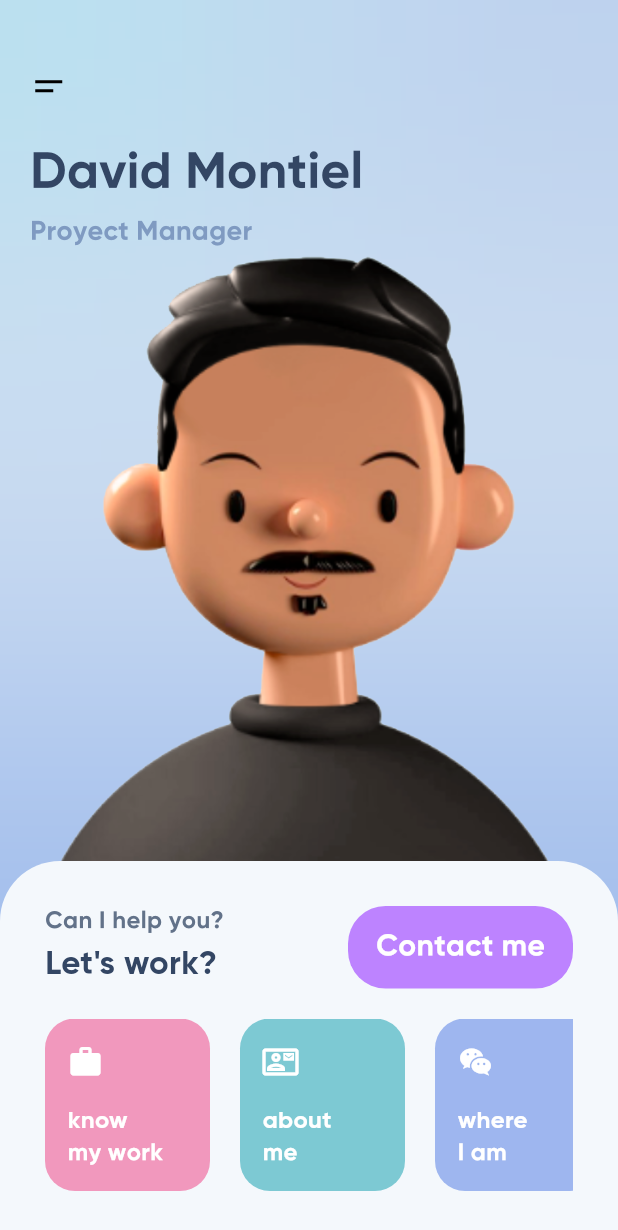
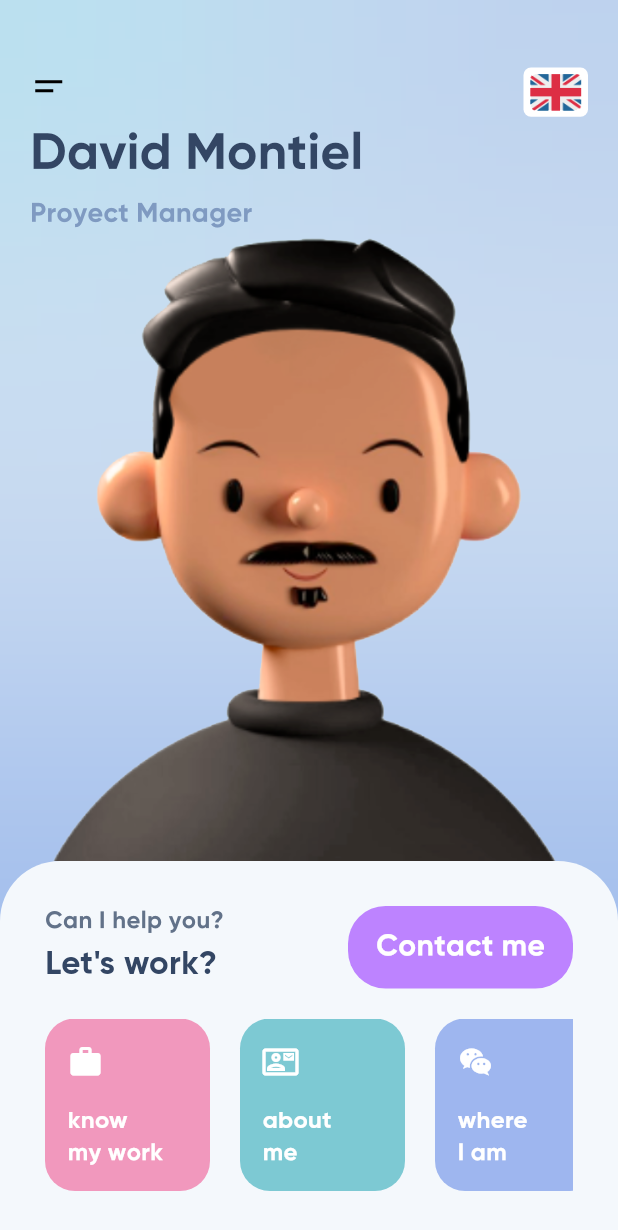
Before and after one commit to DaviMontiel/my-portfolio, a Flutter app: the screen it shows after launch, on a phone screen of 412 x 824 dp. Shown: the top 1230 px of the screen. Run offline on Flutter 3.47's test engine with Material 3 defaults, Android fonts, the phone set to English and light mode, and no system bars; our stand-ins replace shared_preferences; generated files the repository leaves out were written again.

```diff
--- /dev/null
+++ b/l10n.yaml
@@ -0,0 +1,3 @@
+arb-dir: lib/l10n
+template-arb-file: app_en.arb
+output-localization-file: app_localizations.dart
--- a/lib/main.dart
+++ b/lib/main.dart
@@ -1,10 +1,16 @@
+import 'package:david_portfolio_app/src/controller/language_controller.dart';
+import 'package:david_portfolio_app/src/model/preferences.dart';
 import 'package:flutter/material.dart';
 import 'package:flutter/services.dart';
 
 import 'package:david_portfolio_app/src/view/pages/welcome_page.dart';
 
-void main() {
+void main() async {
   WidgetsFlutterBinding.ensureInitialized();
+
+  // INIT
+  await preferences.init();
+  await languageController.init();
 
   // UP BAR TRANSPARENT
   SystemChrome.setSystemUIOverlayStyle(const SystemUiOverlayStyle(
@@ -26,8 +32,9 @@ class MyApp extends StatelessWidget {
 
   @override
   Widget build(BuildContext context) {
-    return MaterialApp(
-      title: 'Flutter Demo',
+    return ListenableBuilder(
+      listenable: languageController,
+      builder: (context, child) => MaterialApp(
         debugShowCheckedModeBanner: false,
         theme: ThemeData(
           colorScheme: ColorScheme.fromSeed(seedColor: Colors.deepPurple),
@@ -40,6 +47,7 @@ class MyApp extends StatelessWidget {
           ),
         ),
         home: const WelcomePage(),
+      ),
     );
   }
 }
--- a/lib/src/view/pages/main_page.dart
+++ b/lib/src/view/pages/main_page.dart
@@ -1,7 +1,8 @@
 import 'dart:ui';
 import 'package:david_portfolio_app/src/controller/external_controller.dart';
+import 'package:david_portfolio_app/src/controller/language_controller.dart';
 
-import 'package:david_portfolio_app/src/model/enums/about_me_section_enum.dart';
+import 'package:david_portfolio_app/src/view/pages/about_me/enums/about_me_section_enum.dart';
 import 'package:david_portfolio_app/src/view/pages/about_me_page.dart';
 import 'package:david_portfolio_app/src/view/widgets/pages/quit_go_back_drag.dart';
 import 'package:flutter/cupertino.dart';
@@ -16,18 +17,14 @@ class MainPage extends StatefulWidget {
 
 class _MainPageState extends State<MainPage> {
 
-  final List<String> jobTitles = [
-    'Multiplatform Developer',
-    'Proyect Manager',
-    'App Designer',
-  ];
-
   int currentIndex = 0;
   double opacity = 1.0;
+  late String currentLanguage;
 
 
   @override
   void initState() {
+    currentLanguage = languageController.locale.languageCode;
     super.initState();
 
     Future.delayed(const Duration(seconds: 3), _updateText);
@@ -37,8 +34,8 @@ class _MainPageState extends State<MainPage> {
     opacity = 0.0;
     _updateView();
 
-    Future.delayed(const Duration(seconds: 1), () {
-      currentIndex = (currentIndex + 1) % jobTitles.length;
+    Future.delayed(const Duration(milliseconds: 500), () {
+      currentIndex = (currentIndex + 1) % 3;
       opacity = 1.0;
 
       _updateView();
@@ -52,22 +49,28 @@ class _MainPageState extends State<MainPage> {
     final List<Map<String, dynamic>> links = [
       {
         'icon': Icons.work_outlined,
-        'text': ['know', 'my work'],
+        'text': [languageController.language.manPageText2_0, languageController.language.manPageText2_1],
         'color': const Color.fromRGBO(241, 152, 189, 1),
         'event': () => _openAboutSection(AboutMeSection.experience)
       },
       {
         'icon': Icons.quick_contacts_mail_outlined,
-        'text': ['about', 'me'],
+        'text': [languageController.language.manPageText3_0, languageController.language.manPageText3_1],
         'color': const Color.fromRGBO(125, 201, 211, 1),
         'event': () => _openAboutSection(AboutMeSection.hello)
       },
       {
         'icon': Icons.wechat_rounded,
-        'text': ['where', 'I am'],
+        'text': [languageController.language.manPageText4_0, languageController.language.manPageText4_1],
         'color': const Color.fromRGBO(158, 182, 239, 1),
         'event': () => _openAboutSection(AboutMeSection.hello)
       },
+    ];
+
+    List<String> jobTitles = [
+      languageController.language.job0,
+      languageController.language.job1,
+      languageController.language.job2,
     ];
 
     return Scaffold(
@@ -82,11 +85,15 @@ class _MainPageState extends State<MainPage> {
             crossAxisAlignment: CrossAxisAlignment.start,
             children: [
               Padding(
-                padding: const EdgeInsets.only(top: 45, left: 20),
+                padding: const EdgeInsets.only(top: 45, left: 20, right: 20),
                 child: Column(
                   crossAxisAlignment: CrossAxisAlignment.start,
                   children: [
                     // MENU BTN
+                    Row(
+                      crossAxisAlignment: CrossAxisAlignment.start,
+                      mainAxisAlignment: MainAxisAlignment.spaceBetween,
+                      children: [
                         GestureDetector(
                           onTap: () {
                             print('-- toca');
@@ -119,7 +126,39 @@ class _MainPageState extends State<MainPage> {
                           ),
                         ),
 
-                    const SizedBox( height: 25 ),
+                        PopupMenuButton<String>(
+                          menuPadding: EdgeInsets.zero,
+                          padding: EdgeInsets.zero,
+                          onSelected: (value) async {
+                            currentLanguage = value;
+                            await languageController.changeLanguage(value);
+
+                            setState(() {});
+                          },
+                          itemBuilder: (context) => languageController.getSupportedLocales().map((locale) {
+                            return PopupMenuItem<String>(
+                              value: locale.languageCode,
+                              child: Center(
+                                child: Image.asset(
+                                  'lib/assets/images/${locale.languageCode}_flag.png',
+                                  width: 35,
+                                ),
+                              ),
+                            );
+                          }).toList(),
+                          child: Container(
+                            padding: const EdgeInsets.all(4),
+                            decoration: const BoxDecoration(
+                              color: Colors.white,
+                              borderRadius: BorderRadius.all(Radius.circular(5)),
+                            ),
+                            child: Image.asset('lib/assets/images/${currentLanguage}_flag.png', width: 35),
+                          ),
+                        )
+                      ],
+                    ),
+
+                    const SizedBox( height: 5 ),
 
                     // NAME
                     const Text(
@@ -134,7 +173,7 @@ class _MainPageState extends State<MainPage> {
                     // WORK
                     AnimatedOpacity(
                       opacity: opacity,
-                      duration: const Duration(milliseconds: 300),
+                      duration: const Duration(milliseconds: 200),
                       child: Text(
                         jobTitles[currentIndex],
                         style: const TextStyle(
@@ -178,20 +217,20 @@ class _MainPageState extends State<MainPage> {
                     Row(
                       mainAxisAlignment: MainAxisAlignment.spaceBetween,
                       children: [
-                        const Column(
+                        Column(
                           crossAxisAlignment: CrossAxisAlignment.start,
                           children: [
                             Text(
-                              'Can I help you?',
-                              style: TextStyle(
+                              languageController.language.manPageText0,
+                              style: const TextStyle(
                                 fontSize: 16,
                                 color: Color.fromRGBO(98, 114, 137, 1),
                                 fontFamily: 'Gilroy-Bold-120',
                               ),
                             ),
                             Text(
-                              'Let\'s work?',
-                              style: TextStyle(
+                              languageController.language.manPageText1,
+                              style: const TextStyle(
                                 fontSize: 22,
                                 color: Color.fromRGBO(51, 70, 100, 1),
                                 fontFamily: 'Gilroy-Bold',
@@ -209,13 +248,13 @@ class _MainPageState extends State<MainPage> {
                             ),
                             width: 150,
                             height: 55,
-                            child: const Column(
+                            child: Column(
                               mainAxisAlignment: MainAxisAlignment.center,
                               children: [
-                                SizedBox( height: 5 ),
+                                const SizedBox( height: 5 ),
                                 Text(
-                                  'Contact me',
-                                  style: TextStyle(
+                                  languageController.language.manPageBtn0,
+                                  style: const TextStyle(
                                     fontSize: 20,
                                     color: Colors.white,
                                     fontFamily: 'Gilroy-Bold-120',
@@ -233,18 +272,19 @@ class _MainPageState extends State<MainPage> {
                     Expanded(
                       child: ListView(
                         scrollDirection: Axis.horizontal,
-                        children: links.map((link) {
-                          return Row(
+                        children: [
+                          for (int f=0; f<links.length; f++) ...[
+                            Row(
                               children: [
                                 Container(
                                   height: 120,
                                   width: 110,
                                   decoration: BoxDecoration(
-                                  color: link['color'],
+                                    color: links[f]['color'],
                                     borderRadius: const BorderRadius.all(Radius.circular(20)),
                                   ),
                                   child: GestureDetector(
-                                  onTap: link['event'],
+                                    onTap: links[f]['event'],
                                     child: Container(
                                       color: Colors.transparent,
                                       child: Padding(
@@ -254,14 +294,14 @@ class _MainPageState extends State<MainPage> {
                                           mainAxisAlignment: MainAxisAlignment.spaceBetween,
                                           children: [
                                             Icon(
-                                            link['icon'],
+                                              links[f]['icon'],
                                               color: Colors.white,
                                             ),
                                             Column(
                                               crossAxisAlignment: CrossAxisAlignment.start,
                                               children: [
                                                 Text(
-                                                link['text'][0],
+                                                  links[f]['text'][0],
                                                   style: const TextStyle(
                                                     fontSize: 16,
                                                     color: Colors.white,
@@ -269,7 +309,7 @@ class _MainPageState extends State<MainPage> {
                                                   ),
                                                 ),
                                                 Text(
-                                                link['text'][1],
+                                                  links[f]['text'][1],
                                                   style: const TextStyle(
                                                     fontSize: 16,
                                                     color: Colors.white,
@@ -284,11 +324,19 @@ class _MainPageState extends State<MainPage> {
                                     ),
                                   ),
                                 ),
+                              ],
+                            ),
 
-                              const SizedBox( width: 20 ),
+                            if (f != links.length - 1) const SizedBox(width: 20),
+                          ]
                         ],
-                          );
-                        }).toList(),
+                        // children: links.map((link) {
+                          // return
+
+                        //       const SizedBox( width: 20 ),
+                        //     ],
+                        //   );
+                        // }).toList(),
                       ),
                     ),
                   ],
```
Also changed, not shown: lib/l10n/app_en.arb (added, +29 -0 lines), lib/l10n/app_es.arb (added, +29 -0 lines), lib/src/controller/language_controller.dart (added, +87 -0 lines), lib/src/model/enums/preference_value.dart (added, +7 -0 lines), lib/src/model/preferences.dart (added, +35 -0 lines), lib/src/view/pages/about_me/experience_section_widget.dart (+9 -14 lines), lib/src/view/pages/about_me_page.dart (+10 -9 lines), lib/src/view/pages/welcome_page.dart (+4 -3 lines), pubspec.yaml (+6 -12 lines), lib/assets/images/en_flag.png (added), lib/assets/images/es_flag.png (added), lib/src/view/pages/about_me/enums/about_me_section_enum.dart (renamed from lib/src/model/enums/about_me_section_enum.dart). Lines whose indentation alone changed are shown as unchanged.
